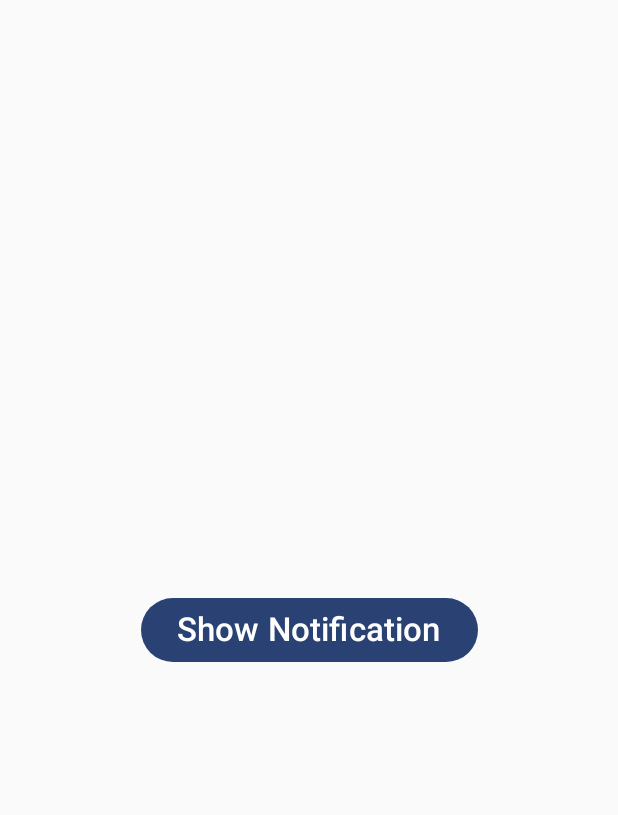
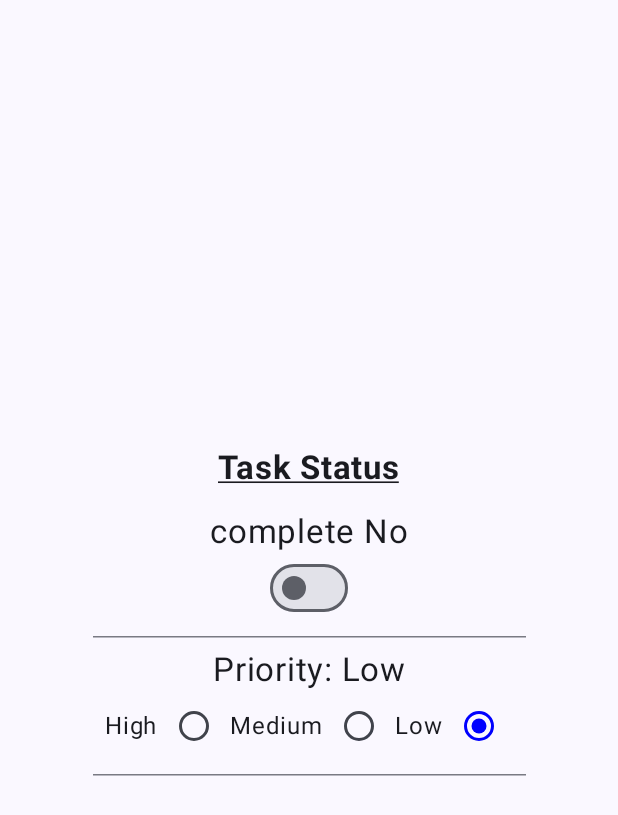
Before and after one commit to liar88828/overview-jetpack-component, an Android app built with Jetpack Compose: the screen it shows after launch (MainActivity), on a phone screen of 412 x 824 dp. Shown: the top 815 px of the screen. Run offline under Robolectric (Android 15) with nearby library versions, the phone set to English and light mode, and no system bars; our stand-ins replace Dagger/Hilt's generated code.

Commit message:
feat: Implement Preference DataStore
This commit introduces Preference DataStore for managing task status.

- Added `MyPreferenceService` class to handle DataStore operations
.
- Created `MyPreferenceDataBaseScreen` composable to display and update task status (completion and priority).
- Implemented `MyMainModel` ViewModel to interact with `MyPreferenceService`.
- Updated `MainActivity` to use `MyPreferenceDataBaseScreen` and `MyMainModel`.
- Added necessary
 dependencies for DataStore and Hilt.
- Updated `MyApplication` to use Hilt.

```diff
--- a/app/build.gradle.kts
+++ b/app/build.gradle.kts
@@ -2,6 +2,9 @@ plugins {
 	alias(libs.plugins.android.application)
 	alias(libs.plugins.kotlin.android)
 	alias(libs.plugins.kotlin.compose)
+	kotlin("kapt")
+	id("kotlin-kapt")
+	id("com.google.dagger.hilt.android")
 }
 
 android {
@@ -37,6 +40,7 @@ android {
 	buildFeatures {
 		compose = true
 	}
+
 }
 
 dependencies {
@@ -55,13 +59,28 @@ dependencies {
 	androidTestImplementation(libs.androidx.ui.test.junit4)
 	debugImplementation(libs.androidx.ui.tooling)
 	debugImplementation(libs.androidx.ui.test.manifest)
-//
+	// Room Database
+	dependencies {
+		val roomVersion = "2.6.1"
+		implementation("androidx.room:room-ktx:$roomVersion")
+		kapt("androidx.room:room-compiler:$roomVersion")
+		implementation("androidx.room:room-runtime:$roomVersion")
+	}
+	// LiveData
+	implementation("androidx.lifecycle:lifecycle-livedata-ktx:2.2.0")
+// permission handle
 	implementation(
 		"com.google.accompanist:accompanist-permissions:0.32.0"
 	)
+//	navigation
+	implementation("androidx.lifecycle:lifecycle-runtime-compose:2.6.2")
 	dependencies {
 		val nav_version = "2.7.7"
-
 		implementation("androidx.navigation:navigation-compose:$nav_version")
 	}
+	// DataStore
+	implementation("androidx.datastore:datastore-preferences:1.1.1")
+	// Hilt
+	implementation("com.google.dagger:hilt-android:2.48.1")
+	kapt("com.google.dagger:hilt-compiler:2.48.1")
 }
--- a/app/src/main/java/com/tutor/overview_jetpack_component/MainActivity.kt
+++ b/app/src/main/java/com/tutor/overview_jetpack_component/MainActivity.kt
@@ -1,55 +1,30 @@
 package com.tutor.overview_jetpack_component
 
+import android.annotation.SuppressLint
 import android.os.Bundle
 import androidx.activity.ComponentActivity
 import androidx.activity.compose.setContent
 import androidx.activity.enableEdgeToEdge
-import com.tutor.overview_jetpack_component.screen.notification_screen.MyNotification
+import androidx.activity.viewModels
+import com.tutor.overview_jetpack_component.screen.preferences_datastore.MyMainModel
+import com.tutor.overview_jetpack_component.screen.preferences_datastore.MyPreferenceDataBaseScreen
 import com.tutor.overview_jetpack_component.ui.theme.OverviewJetpackComponentTheme
+import dagger.hilt.android.AndroidEntryPoint
 
+@AndroidEntryPoint
 class MainActivity : ComponentActivity() {
+	private val mainViewModel by viewModels<MyMainModel>()
+
+	@SuppressLint("RememberReturnType")
 	override fun onCreate(savedInstanceState: Bundle?) {
 		super.onCreate(savedInstanceState)
 		enableEdgeToEdge()
 		setContent {
 			OverviewJetpackComponentTheme {
-				MyNotification(applicationContext)
+//				MyNotification(applicationContext)
+				MyPreferenceDataBaseScreen(mainViewModel)
 			}
 		}
 	}
-//	@Composable
-//	@OptIn(ExperimentalPermissionsApi::class)
-//	private fun MyNotification() {
-//		val notification = NotificationService(applicationContext)
-//		Box(
-//			modifier = Modifier.fillMaxSize(),
-//			contentAlignment = Alignment.Center
-//		) {
-//			Column(
-//				modifier = Modifier.fillMaxWidth(),
-//				horizontalAlignment = Alignment.CenterHorizontally,
-//			) {
-//				if (Build.VERSION.SDK_INT >= Build.VERSION_CODES.TIRAMISU) {
-//					val permissionStateException = rememberPermissionState(
-//						permission = Manifest.permission.POST_NOTIFICATIONS
-//					)
-//					if (!permissionStateException.status.isGranted) {
-//						OutlinedButton(onClick = { permissionStateException.launchPermissionRequest() }) {
-//							Text(
-//								text = "Allow Notification",
-//								fontSize = 22.sp
-//							)
-//						}
-//					}
-//				}
-//				Spacer(modifier = Modifier.size(16.dp))
-//				Button(onClick = { notification.showNotification() }) {
-//					Text(
-//						text = "Show Notification",
-//						fontSize = 22.sp
-//					)
-//				}
-//			}
-//		}
-//	}
+
 }
--- a/app/src/main/java/com/tutor/overview_jetpack_component/MyApplication.kt
+++ b/app/src/main/java/com/tutor/overview_jetpack_component/MyApplication.kt
@@ -5,7 +5,9 @@ import android.app.NotificationChannel
 import android.app.NotificationManager
 import android.content.Context
 import com.tutor.overview_jetpack_component.screen.notification_screen.NOTIFICATION_CHANNEL_ID
+import dagger.hilt.android.HiltAndroidApp
 
+@HiltAndroidApp
 class MyApplication : Application() {
 	override fun onCreate() {
 		super.onCreate()
--- /dev/null
+++ b/app/src/main/java/com/tutor/overview_jetpack_component/screen/preferences_datastore/MyMainModel.kt
@@ -0,0 +1,32 @@
+package com.tutor.overview_jetpack_component.screen.preferences_datastore
+
+import androidx.lifecycle.ViewModel
+import androidx.lifecycle.viewModelScope
+import dagger.hilt.android.lifecycle.HiltViewModel
+import kotlinx.coroutines.flow.map
+import kotlinx.coroutines.launch
+import javax.inject.Inject
+
+@HiltViewModel
+class MyMainModel @Inject constructor(
+	private val myPreferenceDataStore: MyPreferenceDataStore
+) : ViewModel() {
+	val isCompleted = myPreferenceDataStore.taskStatusFlow.map {
+		it.isComplete
+	}
+	val priority = myPreferenceDataStore.taskStatusFlow.map {
+		it.priority
+	}
+
+	fun updateIsComplete(isComplete: Boolean) {
+		viewModelScope.launch {
+			myPreferenceDataStore.updateIsComplete(isComplete)
+		}
+	}
+
+	fun updateIsPriority(isPriority: Priority) {
+		viewModelScope.launch {
+			myPreferenceDataStore.updateIsPriority(isPriority)
+		}
+	}
+}
--- /dev/null
+++ b/app/src/main/java/com/tutor/overview_jetpack_component/screen/preferences_datastore/MyPreferenceDataBaseScreen.kt
@@ -0,0 +1,78 @@
+package com.tutor.overview_jetpack_component.screen.preferences_datastore
+
+import androidx.compose.foundation.layout.Arrangement
+import androidx.compose.foundation.layout.Column
+import androidx.compose.foundation.layout.Spacer
+import androidx.compose.foundation.layout.fillMaxSize
+import androidx.compose.foundation.layout.fillMaxWidth
+import androidx.compose.foundation.layout.padding
+import androidx.compose.foundation.layout.size
+import androidx.compose.material3.HorizontalDivider
+import androidx.compose.material3.Surface
+import androidx.compose.material3.Switch
+import androidx.compose.material3.Text
+import androidx.compose.runtime.Composable
+import androidx.compose.runtime.collectAsState
+import androidx.compose.runtime.getValue
+import androidx.compose.ui.Alignment
+import androidx.compose.ui.Modifier
+import androidx.compose.ui.text.font.FontWeight
+import androidx.compose.ui.text.style.TextDecoration
+import androidx.compose.ui.unit.dp
+import androidx.compose.ui.unit.sp
+
+@Composable
+fun MyPreferenceDataBaseScreen(viewModel: MyMainModel) {
+	val selectedIsComplete by viewModel.isCompleted.collectAsState(initial = false)
+	val selectedPriority by viewModel.priority.collectAsState(initial = Priority.Low)
+	val isCompletedStatus = if (selectedIsComplete) "Yes" else "No"
+	val priorityStatus = when (selectedPriority) {
+		Priority.High -> "High"
+		Priority.Medium -> "Medium"
+		Priority.Low -> "Low"
+	}
+	Surface(
+		modifier = Modifier.fillMaxSize(),
+	) {
+		Column(
+			modifier = Modifier.fillMaxSize(),
+			horizontalAlignment = Alignment.CenterHorizontally,
+			verticalArrangement = Arrangement.Center
+		) {
+			Text(
+				text = "Task Status",
+				fontWeight = FontWeight.Bold,
+				fontSize = 22.sp,
+				textDecoration = TextDecoration.Underline
+			)
+			Spacer(modifier = Modifier.size(16.dp))
+			Text(
+				text = "complete $isCompletedStatus",
+				fontSize = 22.sp
+			)
+			Switch(
+				checked = selectedIsComplete,
+				onCheckedChange = { viewModel.updateIsComplete(it) }
+			)
+			HorizontalDivider(
+				modifier = Modifier
+					.fillMaxWidth(.7f)
+					.padding(vertical = 8.dp)
+			)
+			Text(
+				text = "Priority: $priorityStatus",
+				fontSize = 22.sp
+			)
+
+			MyPreferenceScreen(
+				mainModel = viewModel,
+				selectedPriority = selectedPriority
+			)
+			HorizontalDivider(
+				modifier = Modifier
+					.fillMaxWidth(.7f)
+					.padding(vertical = 8.dp)
+			)
+		}
+	}
+}
--- /dev/null
+++ b/app/src/main/java/com/tutor/overview_jetpack_component/screen/preferences_datastore/MyPreferenceService.kt
@@ -0,0 +1,108 @@
+package com.tutor.overview_jetpack_component.screen.preferences_datastore
+
+import android.content.Context
+import androidx.compose.ui.graphics.Color
+import androidx.datastore.core.DataStore
+import androidx.datastore.core.IOException
+import androidx.datastore.preferences.core.Preferences
+import androidx.datastore.preferences.core.booleanPreferencesKey
+import androidx.datastore.preferences.core.edit
+import androidx.datastore.preferences.core.emptyPreferences
+import androidx.datastore.preferences.core.stringPreferencesKey
+import androidx.datastore.preferences.preferencesDataStore
+import dagger.hilt.android.qualifiers.ApplicationContext
+import kotlinx.coroutines.flow.catch
+import kotlinx.coroutines.flow.map
+import javax.inject.Inject
+import javax.inject.Singleton
+
+enum class Priority(val color: Color) {
+	High(color = Color.Red),
+	Medium(color = Color.Yellow),
+	Low(color = Color.Blue),
+
+}
+
+data class TaskStatus(
+	val isComplete: Boolean,
+	val priority: Priority
+)
+
+/**
+ * Provides a DataStore for storing preferences in the application context.
+
+ * The DataStore is named "setting" and is used to persist key-value pairs.
+
+ */
+val Context.myPreferenceDataStore: DataStore<Preferences> by preferencesDataStore(name = "setting")
+
+/**
+ * A class responsible for managing preferences related to a task, leveraging DataStore.
+ *
+ * It provides a [taskStatusFlow] to observe the current task status and methods to update the task's
+ * completion status ([updateIsComplete]) and priority ([updateIsPriority]).
+ */
+@Singleton
+class MyPreferenceDataStore
+@Inject constructor(
+	@ApplicationContext context: Context
+) {
+	private val myPreferenceDataStore = context.myPreferenceDataStore
+
+	/**
+	 * This object holds the keys for preferences used in the application.
+	 */
+	private object PreferenceKeys {
+		val IS_COMPLETE_KEY = booleanPreferencesKey("is_complete")
+		val PRIORITY_KEY = stringPreferencesKey("priority")
+	}
+
+	/**
+	 * Flow that emits the current task status from the `myPreferenceDataStore`.
+	 *
+	 * [catch] It handles IOExceptions by emitting empty preferences, allowing the UI to handle the absence of data gracefully.
+	 * Other exceptions are rethrown to be handled upstream.
+	 *
+	 * Each emission represents the latest task status, including its completion status and priority.
+	 *
+	 * @return a Flow of [TaskStatus] representing the current task status.
+	 */
+	val taskStatusFlow = myPreferenceDataStore.data
+		.catch { exception ->
+			if (exception is IOException) {
+				emit(emptyPreferences())
+			} else {
+				throw exception
+			}
+		}
+		.map { preferences ->
+			val isComplete = preferences[PreferenceKeys.IS_COMPLETE_KEY] ?: false
+			val priority = Priority.valueOf(
+				preferences[PreferenceKeys.PRIORITY_KEY] ?: Priority.Low.name
+			)
+			TaskStatus(isComplete, priority)
+		}
+
+	/**
+	 * Updates the 'isComplete' flag in the preference data store.
+	 *
+	 * @param isComplete The new value for the 'isComplete' flag.
+	 */
+	suspend fun updateIsComplete(isComplete: Boolean) {
+		myPreferenceDataStore.edit { preferences ->
+			preferences[PreferenceKeys.IS_COMPLETE_KEY] = isComplete
+		}
+	}
+
+	/**
+	 * Updates the stored priority value in the preference data store.
+	 *
+	 * @param priority The new priority to be saved.
+	 */
+	suspend fun updateIsPriority(priority: Priority) {
+		myPreferenceDataStore.edit { preferences ->
+			preferences[PreferenceKeys.PRIORITY_KEY] = priority.name
+		}
+	}
+
+}
--- /dev/null
+++ b/app/src/main/java/com/tutor/overview_jetpack_component/screen/preferences_datastore/MyPreferenceShow.kt
@@ -0,0 +1,41 @@
+package com.tutor.overview_jetpack_component.screen.preferences_datastore
+
+import androidx.compose.foundation.layout.Arrangement
+import androidx.compose.foundation.layout.Row
+import androidx.compose.foundation.layout.fillMaxWidth
+import androidx.compose.material3.RadioButton
+import androidx.compose.material3.RadioButtonDefaults
+import androidx.compose.material3.Text
+import androidx.compose.runtime.Composable
+import androidx.compose.ui.Alignment
+import androidx.compose.ui.Modifier
+import androidx.compose.ui.text.style.TextOverflow
+
+@Composable
+fun MyPreferenceScreen(
+	mainModel: MyMainModel,
+	selectedPriority: Priority,
+	modifier: Modifier = Modifier
+) {
+	Row(
+		modifier = modifier.fillMaxWidth(.7f),
+		verticalAlignment = Alignment.CenterVertically,
+		horizontalArrangement = Arrangement.Center
+	) {
+		Priority.entries.forEach { priority ->
+			Text(
+				text = priority.name,
+				maxLines = 1,
+				overflow = TextOverflow.Ellipsis
+			)
+
+			RadioButton(
+				selected = priority == selectedPriority,
+				onClick = { mainModel.updateIsPriority(priority) },
+				colors = RadioButtonDefaults.colors(
+					selectedColor = priority.color,
+				)
+			)
+		}
+	}
+}
--- a/build.gradle.kts
+++ b/build.gradle.kts
@@ -3,4 +3,5 @@ plugins {
 	alias(libs.plugins.android.application) apply false
 	alias(libs.plugins.kotlin.android) apply false
 	alias(libs.plugins.kotlin.compose) apply false
+	id("com.google.dagger.hilt.android") version "2.48.1" apply false
 }
```
